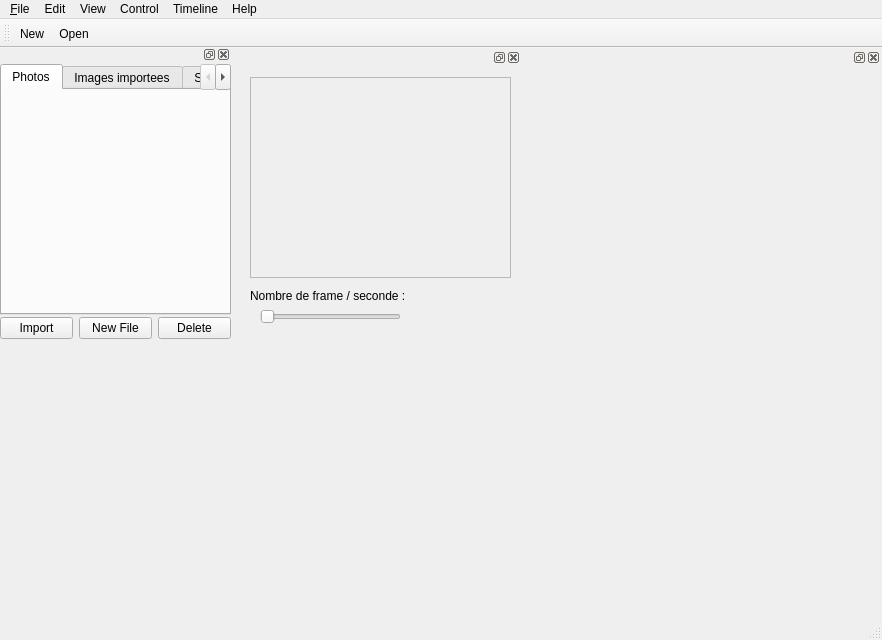
Qt form src/tweedy/gui/MainWindow/mainwindow.ui (stopmotionimac/tweedy) before a commit.
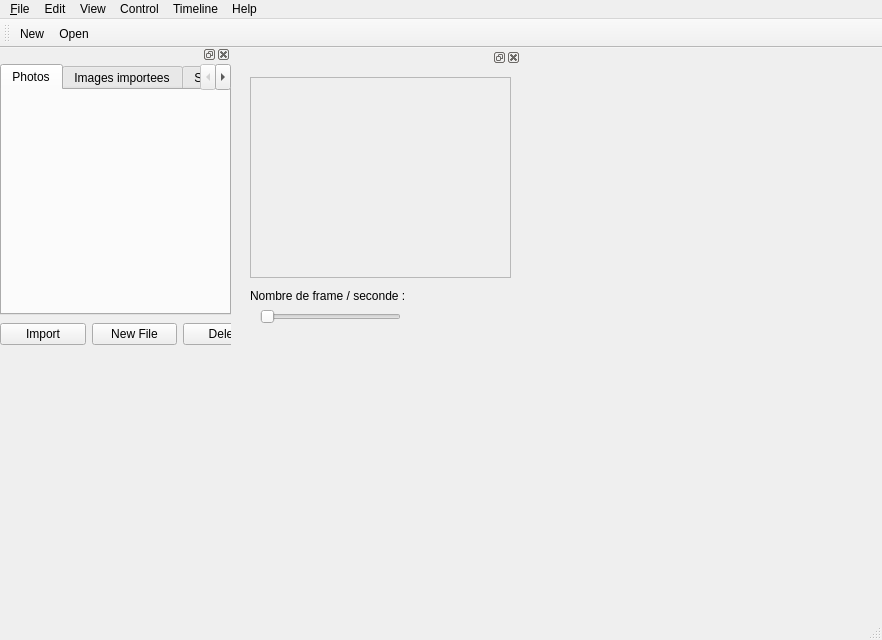
The same form after that commit. Icons and pictures are not drawn.

```diff
--- a/src/tweedy/gui/MainWindow/mainwindow.ui
+++ b/src/tweedy/gui/MainWindow/mainwindow.ui
@@ -13,6 +13,9 @@
   <property name="windowTitle">
    <string>MainWindow</string>
   </property>
+  <property name="styleSheet">
+   <string notr="true"/>
+  </property>
   <property name="iconSize">
    <size>
     <width>25</width>
@@ -113,7 +116,7 @@
     </property>
     <property name="minimumSize">
      <size>
-      <width>79</width>
+      <width>82</width>
       <height>300</height>
      </size>
     </property>
@@ -160,8 +163,8 @@
        <rect>
         <x>0</x>
         <y>250</y>
-        <width>231</width>
-        <height>29</height>
+        <width>269</width>
+        <height>40</height>
        </rect>
       </property>
       <layout class="QHBoxLayout" name="horizontalLayout">
@@ -199,23 +202,6 @@
      </widget>
     </widget>
    </widget>
-   <widget class="QDockWidget" name="widgetFlux">
-    <property name="geometry">
-     <rect>
-      <x>520</x>
-      <y>0</y>
-      <width>361</width>
-      <height>300</height>
-     </rect>
-    </property>
-    <property name="acceptDrops">
-     <bool>false</bool>
-    </property>
-    <property name="allowedAreas">
-     <set>Qt::NoDockWidgetArea</set>
-    </property>
-    <widget class="QWidget" name="contentFlux"/>
-   </widget>
   </widget>
   <widget class="QMenuBar" name="menubar">
    <property name="geometry">
```
Left out of the diff: 2 changed lines with no effect on the pictures.
